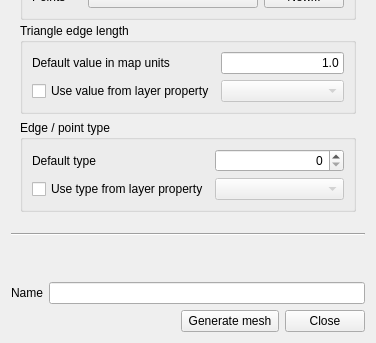
jdugge/MeshTools, file MeshToolsPlugin/ui_meshtoolsplugin.ui: the form before one commit; both pictures show x 0 to 376 and y 222 to 565 of the 376 by 565 pixel window.
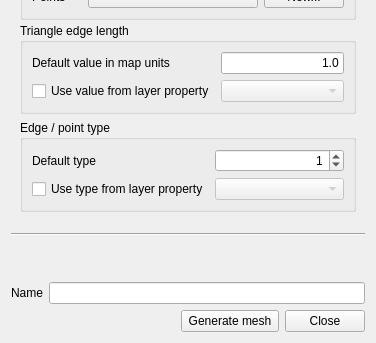
The form after the commit.

```diff
--- a/MeshToolsPlugin/ui_meshtoolsplugin.ui
+++ b/MeshToolsPlugin/ui_meshtoolsplugin.ui
@@ -255,6 +255,9 @@
             <property name="maximum">
              <number>9999</number>
             </property>
+            <property name="value">
+             <number>1</number>
+            </property>
            </widget>
           </item>
           <item row="1" column="0">
```
